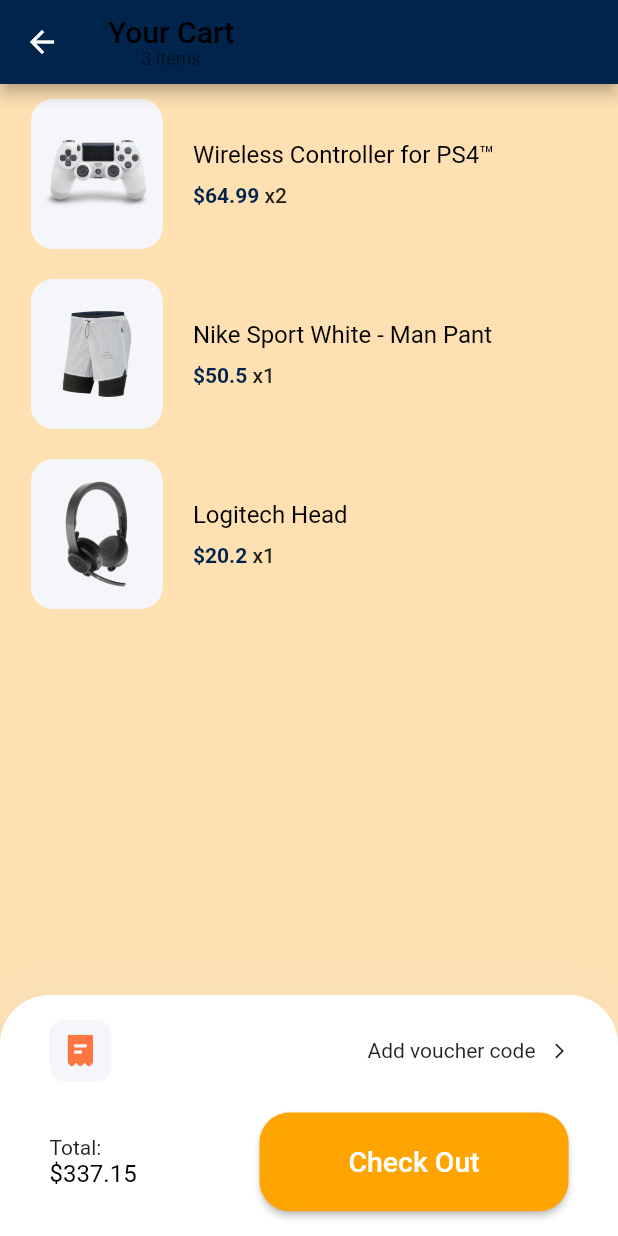
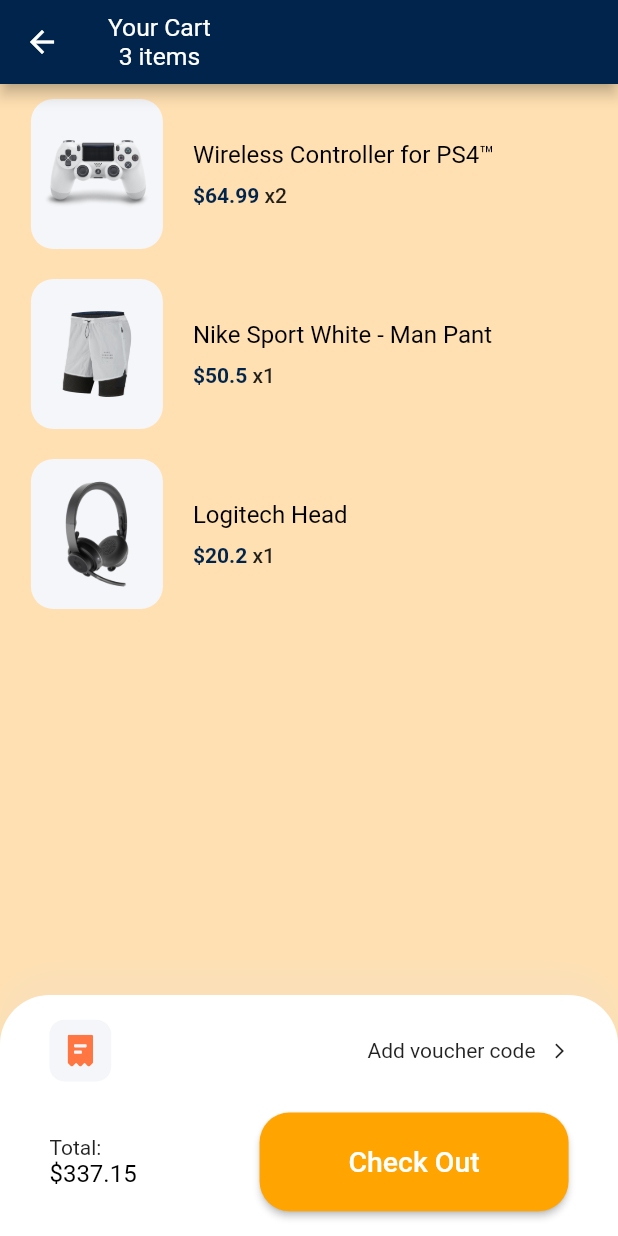
Before and after one commit to rupendra-p/flutter_ecommerce, a Flutter app: the CartScreen screen opened by its route, on a phone screen of 412 x 824 dp. Run offline on Flutter 3.47's test engine with Material 2 defaults, Android fonts, the phone set to English and light mode, and no system bars; our stand-ins replace flutter_dotenv, flutter_svg.

Commit message:
theming in appbar changed

```diff
--- a/lib/screens/cart/cart_screen.dart
+++ b/lib/screens/cart/cart_screen.dart
@@ -19,13 +19,14 @@
     return AppBar(
       title: Column(
         children: [
-          Text(
+          const Text(
             "Your Cart",
-            style: TextStyle(color: Colors.black),
           ),
           Text(
             "${demoCarts.length} items",
-            style: Theme.of(context).textTheme.caption,
+            style: const TextStyle(
+              color: Colors.white,
+            ),
           ),
         ],
       ),
```
Also changed, not shown: lib/components/custom_bottom_nav_bar.dart (+10 -7 lines), lib/theme/theme_data.dart (+9 -1 lines).
